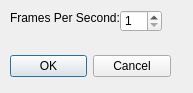
nphelpsiv/SpriteEditor, file export.ui: the form before one commit.
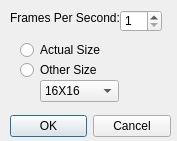
The form after the commit.

The edit to the form file:
```diff
--- a/export.ui
+++ b/export.ui
@@ -6,8 +6,8 @@
    <rect>
     <x>0</x>
     <y>0</y>
-    <width>193</width>
-    <height>93</height>
+    <width>177</width>
+    <height>141</height>
    </rect>
   </property>
   <property name="windowTitle">
@@ -17,7 +17,7 @@
    <property name="geometry">
     <rect>
      <x>10</x>
-     <y>50</y>
+     <y>110</y>
      <width>161</width>
      <height>32</height>
     </rect>
@@ -58,6 +58,72 @@
     <number>30</number>
    </property>
   </widget>
+  <widget class="QComboBox" name="sizeComboBox">
+   <property name="geometry">
+    <rect>
+     <x>40</x>
+     <y>80</y>
+     <width>79</width>
+     <height>22</height>
+    </rect>
+   </property>
+   <item>
+    <property name="text">
+     <string>16X16</string>
+    </property>
+   </item>
+   <item>
+    <property name="text">
+     <string>32X32</string>
+    </property>
+   </item>
+   <item>
+    <property name="text">
+     <string>64X64</string>
+    </property>
+   </item>
+   <item>
+    <property name="text">
+     <string>128X128</string>
+    </property>
+   </item>
+   <item>
+    <property name="text">
+     <string>256X256</string>
+    </property>
+   </item>
+   <item>
+    <property name="text">
+     <string>512X512</string>
+    </property>
+   </item>
+  </widget>
+  <widget class="QRadioButton" name="actualSizeRadio">
+   <property name="geometry">
+    <rect>
+     <x>20</x>
+     <y>40</y>
+     <width>100</width>
+     <height>20</height>
+    </rect>
+   </property>
+   <property name="text">
+    <string>Actual Size</string>
+   </property>
+  </widget>
+  <widget class="QRadioButton" name="otherSizeRadio">
+   <property name="geometry">
+    <rect>
+     <x>20</x>
+     <y>60</y>
+     <width>100</width>
+     <height>20</height>
+    </rect>
+   </property>
+   <property name="text">
+    <string>Other Size</string>
+   </property>
+  </widget>
  </widget>
  <resources/>
  <connections>
```
